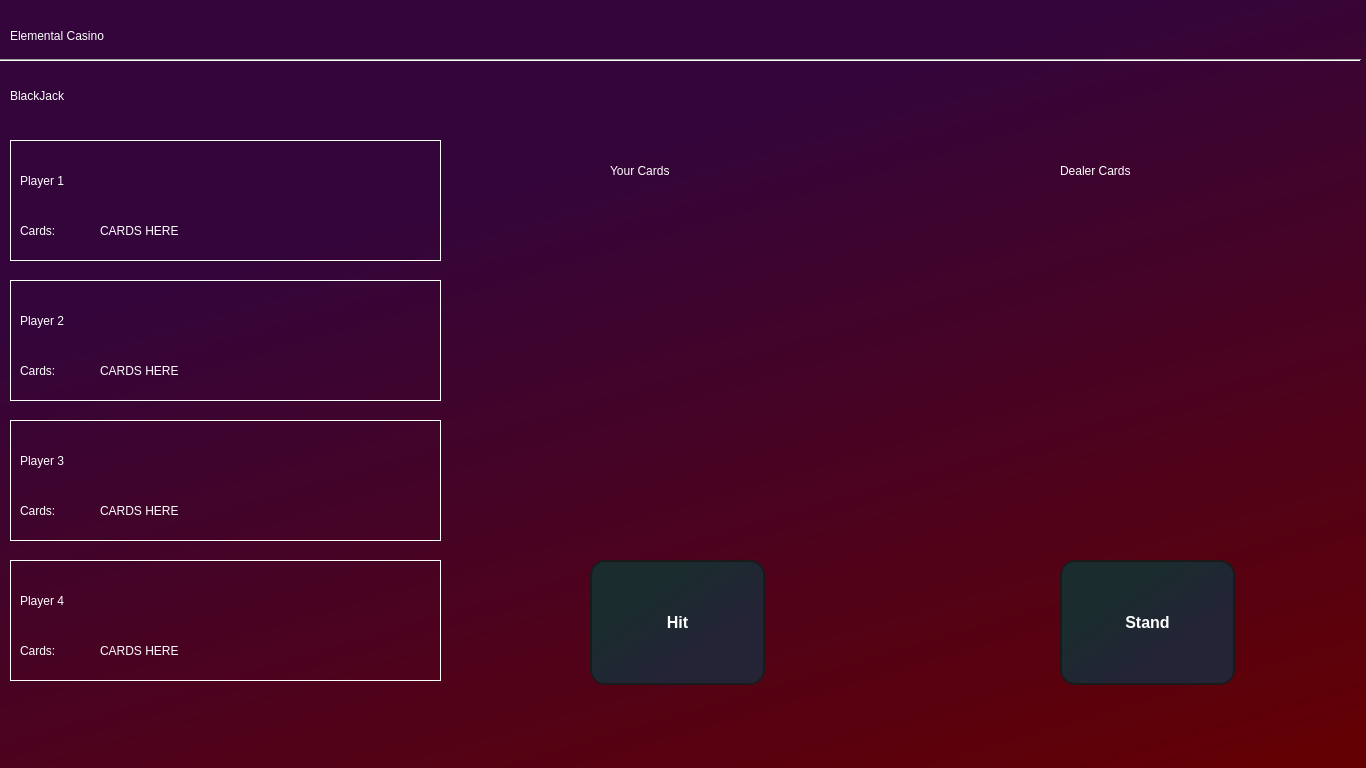
First picture: the form in BlackJackQT/GamePageQT.ui, repository Babywise/Blackjack, before the edit.
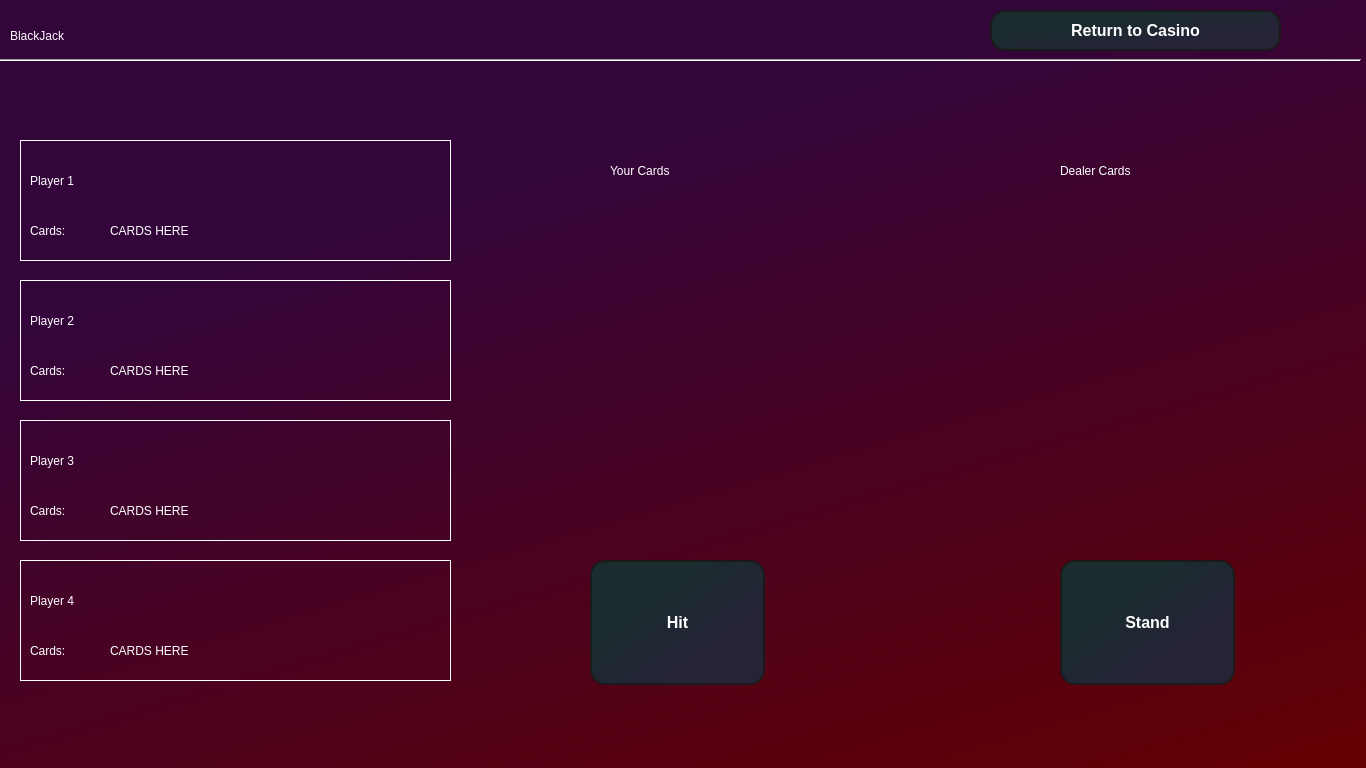
Second picture: the form after the edit.

Commit message: Removed Redundant Files | Changed Design for GamePageQT.ui

```diff
--- a/BlackJackQT/GamePageQT.ui
+++ b/BlackJackQT/GamePageQT.ui
@@ -32,7 +32,7 @@
     <property name="geometry">
      <rect>
       <x>10</x>
-      <y>70</y>
+      <y>10</y>
       <width>191</width>
       <height>51</height>
      </rect>
@@ -57,26 +57,10 @@
      <enum>Qt::Horizontal</enum>
     </property>
    </widget>
-   <widget class="QLabel" name="label_2">
-    <property name="geometry">
-     <rect>
-      <x>10</x>
-      <y>10</y>
-      <width>391</width>
-      <height>51</height>
-     </rect>
-    </property>
-    <property name="styleSheet">
-     <string notr="true">font: 700 28pt &quot;Tempus Sans ITC&quot;; color: rgb(255, 255, 255);</string>
-    </property>
-    <property name="text">
-     <string>Elemental Casino</string>
-    </property>
-   </widget>
    <widget class="QWidget" name="player1Widget" native="true">
     <property name="geometry">
      <rect>
-      <x>10</x>
+      <x>20</x>
       <y>140</y>
       <width>431</width>
       <height>121</height>
@@ -142,7 +126,7 @@
    <widget class="QWidget" name="player2Widget" native="true">
     <property name="geometry">
      <rect>
-      <x>10</x>
+      <x>20</x>
       <y>280</y>
       <width>431</width>
       <height>121</height>
@@ -208,7 +192,7 @@
    <widget class="QWidget" name="player3Widget" native="true">
     <property name="geometry">
      <rect>
-      <x>10</x>
+      <x>20</x>
       <y>420</y>
       <width>431</width>
       <height>121</height>
@@ -274,7 +258,7 @@
    <widget class="QWidget" name="player4Widget" native="true">
     <property name="geometry">
      <rect>
-      <x>10</x>
+      <x>20</x>
       <y>560</y>
       <width>431</width>
       <height>121</height>
@@ -461,6 +445,32 @@
      <string>Stand</string>
     </property>
    </widget>
+   <widget class="QPushButton" name="pushButton">
+    <property name="geometry">
+     <rect>
+      <x>990</x>
+      <y>10</y>
+      <width>291</width>
+      <height>41</height>
+     </rect>
+    </property>
+    <property name="styleSheet">
+     <string notr="true"> background-color: qlineargradient(spread:pad, x1:0.078, y1:0.0686364,  x2:1, y2:1, stop:0.242938 rgba(26, 44, 46, 255), stop:0.655367 rgba(36, 36, 54, 255));
+  border: 2px solid #1A1A1A;
+  border-radius: 15px;
+  box-sizing: border-box;
+  color: rgb(255, 255, 255);
+  cursor: pointer;
+  display: inline-block;
+  font-family: Roobert,-apple-system,BlinkMacSystemFont,&quot;Segoe UI&quot;,Helvetica,Arial,sans-serif,&quot;Apple Color Emoji&quot;,&quot;Segoe UI Emoji&quot;,&quot;Segoe UI Symbol&quot;;
+  font-size: 16px;
+  font-weight: 600;
+</string>
+    </property>
+    <property name="text">
+     <string>Return to Casino</string>
+    </property>
+   </widget>
   </widget>
  </widget>
  <layoutdefault spacing="6" margin="11"/>
```
The commit also changes 6 other files.
